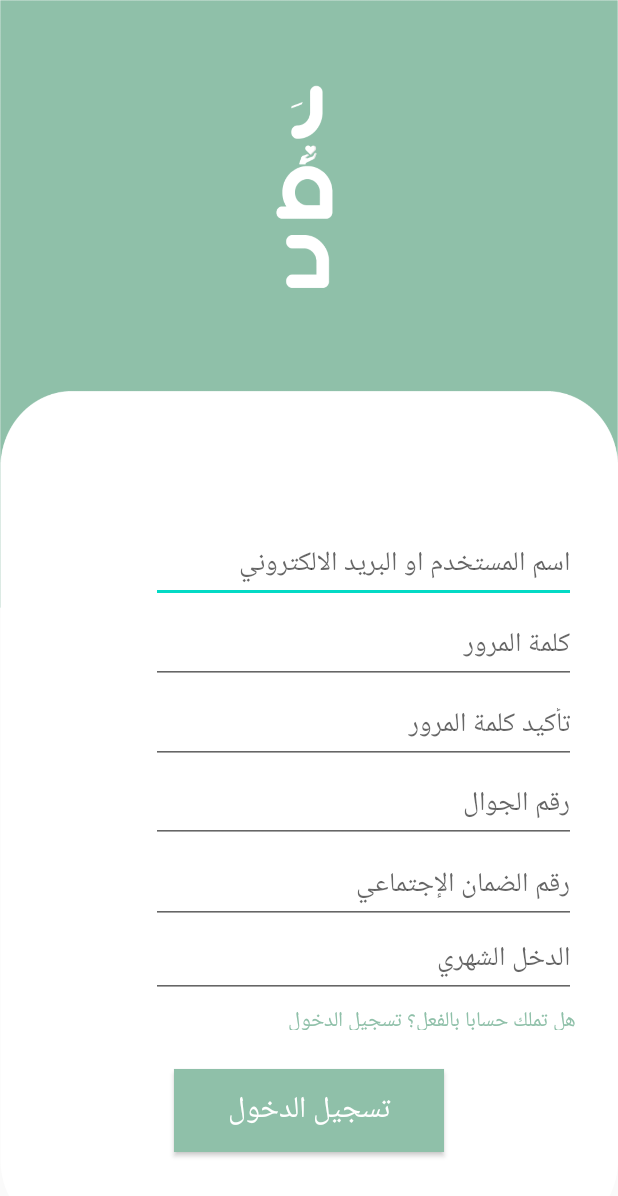
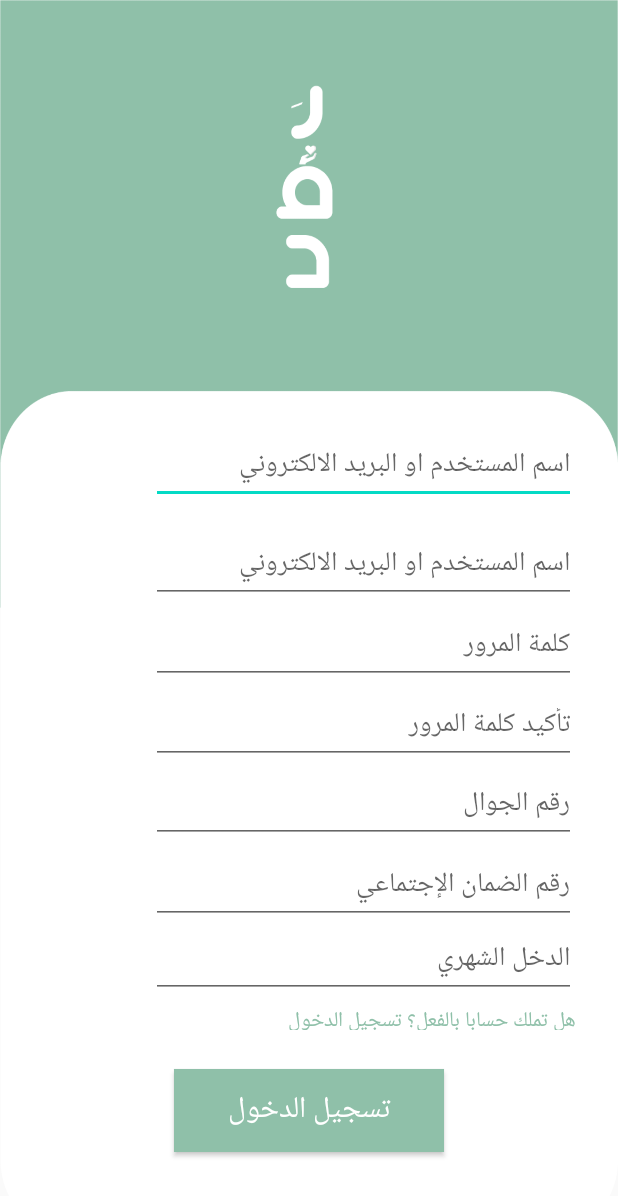
Before and after one commit to DeemSameer/Rafad, an Android app: the layout activity_signup_ben.xml on its own in the app's theme, with its tools: preview values and no code run, on a phone screen of 412 x 824 dp. Shown: the top 1196 px of the screen. Run offline under Robolectric (Android 15) with nearby library versions, the light colour scheme and no system bars.

Commit message:
Merge branch 'master' of https://github.com/DeemSameer/Rafad into master
 Conflicts:
	app/src/main/java/com/example/rafad/MainActivity.java

Regestraition function DOOOOOOOOOOOOOOOOOOOOOOOOOOOOOOOOOOOOOOOOONNNNNNNE

```diff
--- a/app/src/main/res/layout/activity_login2.xml
+++ b/app/src/main/res/layout/activity_login2.xml
@@ -84,7 +84,7 @@
         app:layout_constraintVertical_bias="0.927" />
 
     <TextView
-        android:id="@+id/textView"
+        android:id="@+id/haveAccount"
         android:layout_width="112dp"
         android:layout_height="16dp"
         android:text="نسيت كلمة المرور؟"
--- a/app/src/main/res/layout/activity_signup_ben.xml
+++ b/app/src/main/res/layout/activity_signup_ben.xml
@@ -9,6 +9,28 @@ tools:context=".signUpBase">
 
     <EditText
         android:id="@+id/signUpEmail"
+        android:layout_width="283dp"
+        android:layout_height="47dp"
+        android:layout_marginStart="20dp"
+        android:layout_marginLeft="20dp"
+        android:layout_marginEnd="2dp"
+        android:layout_marginRight="2dp"
+        android:autofillHints=""
+        android:ems="10"
+        android:hint="اسم المستخدم او البريد الالكتروني "
+        android:inputType="textPersonName"
+        android:textAlignment="viewEnd"
+        android:textColor="#717171"
+        app:layout_constraintBottom_toBottomOf="parent"
+        app:layout_constraintEnd_toEndOf="parent"
+        app:layout_constraintHorizontal_bias="0.754"
+        app:layout_constraintStart_toStartOf="parent"
+        app:layout_constraintTop_toTopOf="parent"
+        app:layout_constraintVertical_bias="0.372"
+        tools:ignore="RtlCompat" />
+
+    <EditText
+        android:id="@+id/userName"
         android:layout_width="283dp"
         android:layout_height="47dp"
         android:layout_marginStart="20dp"
@@ -146,7 +168,7 @@ tools:context=".signUpBase">
         app:layout_constraintVertical_bias="0.927" />
 
     <TextView
-        android:id="@+id/textView"
+        android:id="@+id/haveAccount"
         android:layout_width="234dp"
         android:layout_height="18dp"
         android:text="هل تملك حسابا بالفعل؟ تسجيل الدخول"
--- a/app/src/main/res/layout/activity_signup_don.xml
+++ b/app/src/main/res/layout/activity_signup_don.xml
@@ -129,7 +129,7 @@
         app:layout_constraintVertical_bias="0.927" />
 
     <TextView
-        android:id="@+id/textView"
+        android:id="@+id/haveAccount"
         android:layout_width="234dp"
         android:layout_height="18dp"
         android:text="هل تملك حسابا بالفعل؟ تسجيل الدخول"
```
Also changed, not shown: app/src/main/java/com/example/rafad/signupBen.java (+115 -0 lines).
